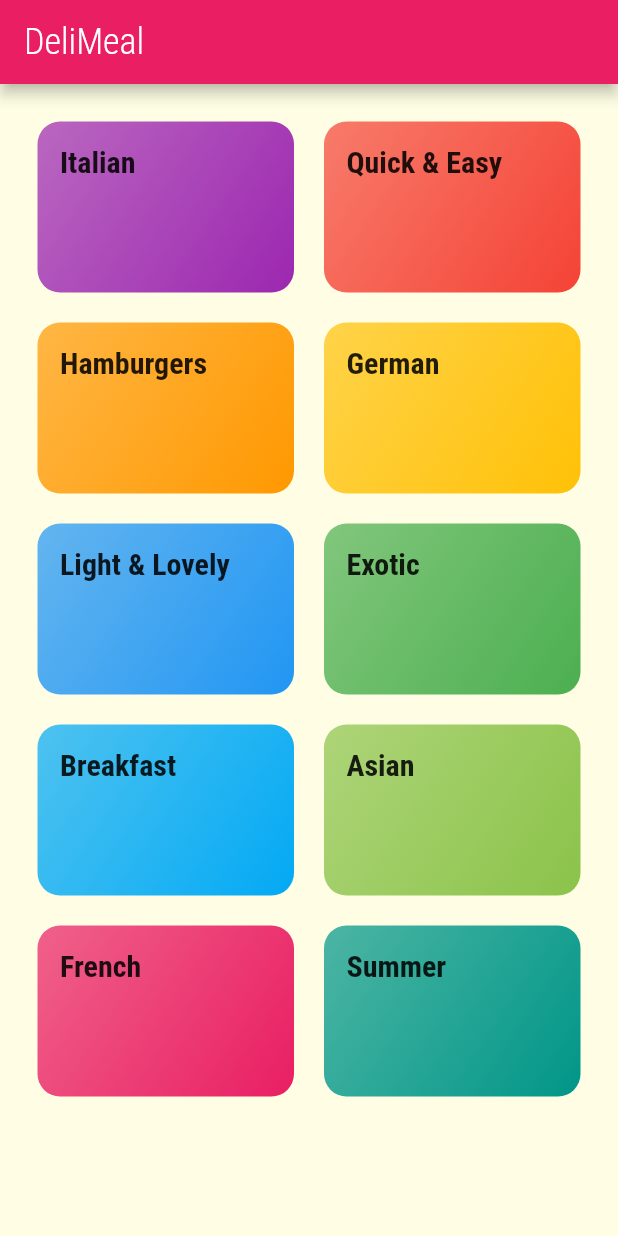
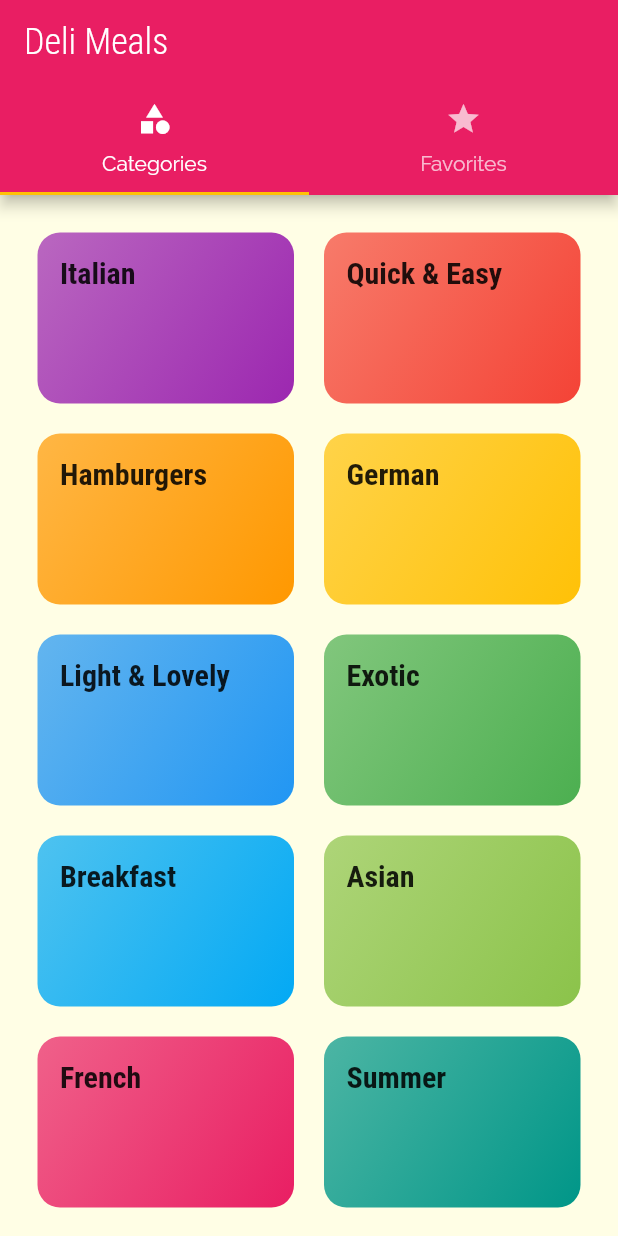
Before and after one commit to Kcruz24/meals-app-flutter, a Flutter app: the screen it shows after launch, on a phone screen of 412 x 824 dp. Run offline on Flutter 3.47's test engine with Material 2 defaults, Android fonts, the phone set to English and light mode, and no system bars.

Commit message:
[173] Adding a TabBar to the AppBar

```diff
--- a/lib/main.dart
+++ b/lib/main.dart
@@ -3,6 +3,7 @@ import 'package:flutter/material.dart';
 import 'screens/categories_screen.dart';
 import 'screens/category_meals_screen.dart';
 import 'screens/meal_detail_screen.dart';
+import 'screens/tabs_screen.dart';
 
 void main() => runApp(MyApp());
 
@@ -39,7 +40,7 @@ class MyApp extends StatelessWidget {
       ),
       // home: CategoriesScreen(),
       routes: {
-        '/': (ctx) => CategoriesScreen(),
+        '/': (ctx) => TabsScreen(),
         CategoryMealsScreen.routeName: (ctx) => CategoryMealsScreen(),
         MealDetailScreen.routeName: (ctx) => MealDetailScreen(),
       },
--- a/lib/screens/categories_screen.dart
+++ b/lib/screens/categories_screen.dart
@@ -6,11 +6,7 @@ import '../widgets/category_item.dart';
 class CategoriesScreen extends StatelessWidget {
   @override
   Widget build(BuildContext context) {
-    return Scaffold(
-      appBar: AppBar(
-        title: const Text('DeliMeal'),
-      ),
-      body: GridView(
+    return GridView(
       padding: const EdgeInsets.all(25),
       children: DUMMY_CATEGORIES
           .map((catData) => CategoryItem(
@@ -25,7 +21,6 @@ class CategoriesScreen extends StatelessWidget {
         crossAxisSpacing: 20,
         mainAxisSpacing: 20,
       ),
-      ),
     );
   }
 }
--- /dev/null
+++ b/lib/screens/favorites_screen.dart
@@ -0,0 +1,10 @@
+import 'package:flutter/material.dart';
+
+class FavoritesScreen extends StatelessWidget {
+  @override
+  Widget build(BuildContext context) {
+    return Center(
+      child: Text('The Favorites'),
+    );
+  }
+}
--- /dev/null
+++ b/lib/screens/tabs_screen.dart
@@ -0,0 +1,41 @@
+import 'package:flutter/material.dart';
+
+import 'categories_screen.dart';
+import 'favorites_screen.dart';
+
+class TabsScreen extends StatefulWidget {
+  @override
+  _TabsScreenState createState() => _TabsScreenState();
+}
+
+class _TabsScreenState extends State<TabsScreen> {
+  @override
+  Widget build(BuildContext context) {
+    return DefaultTabController(
+      length: 2,
+      child: Scaffold(
+        appBar: AppBar(
+          title: Text('Deli Meals'),
+          bottom: TabBar(
+            tabs: <Widget>[
+              Tab(
+                icon: Icon(Icons.category),
+                text: 'Categories',
+              ),
+              Tab(
+                icon: Icon(Icons.star),
+                text: 'Favorites',
+              ),
+            ],
+          ),
+        ),
+        body: TabBarView(
+          children: <Widget>[
+            CategoriesScreen(),
+            FavoritesScreen(),
+          ],
+        ),
+      ),
+    );
+  }
+}
```
Lines whose indentation alone changed are shown as unchanged.
